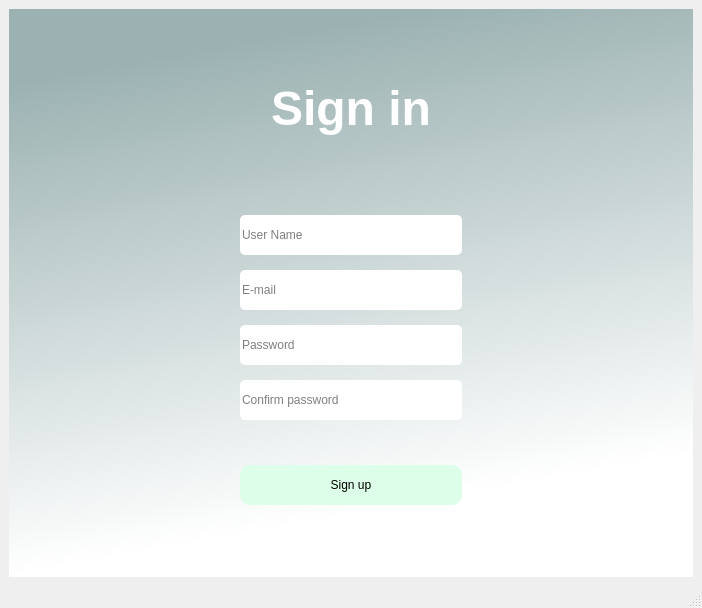
Igna11/billetera, file guicore/uis/create_user_screen.ui: the form before one commit.
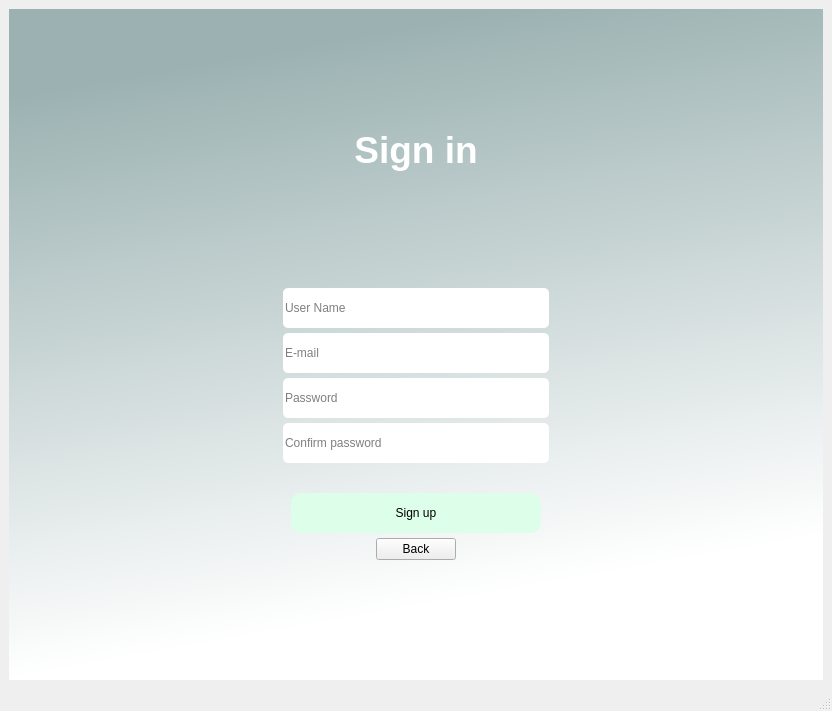
The form after the commit.

What changed in the file:
```diff
--- a/guicore/uis/create_user_screen.ui
+++ b/guicore/uis/create_user_screen.ui
@@ -6,8 +6,8 @@
    <rect>
     <x>0</x>
     <y>0</y>
-    <width>702</width>
-    <height>608</height>
+    <width>832</width>
+    <height>711</height>
    </rect>
   </property>
   <property name="windowTitle">
@@ -25,26 +25,16 @@
 background-color:qlineargradient(spread:pad, x1:0, y1:0, x2:0.207, y2:0.954545, stop:0.132159 rgba(156, 178, 178, 255), stop:1 rgba(255, 255, 255, 255))}</string>
       </property>
       <layout class="QHBoxLayout" name="horizontalLayout_3">
-       <item>
-        <spacer name="horizontalSpacer">
-         <property name="orientation">
-          <enum>Qt::Horizontal</enum>
-         </property>
-         <property name="sizeHint" stdset="0">
-          <size>
-           <width>40</width>
-           <height>20</height>
-          </size>
-         </property>
-        </spacer>
-       </item>
+       <property name="spacing">
+        <number>5</number>
+       </property>
        <item>
-        <layout class="QVBoxLayout" name="verticalLayout_2">
+        <layout class="QVBoxLayout" name="verticalLayout_2" stretch="0,0,0,0,0,0,0,0,0,0,0">
          <property name="spacing">
-          <number>15</number>
+          <number>5</number>
          </property>
          <item>
-          <spacer name="verticalSpacer_2">
+          <spacer name="verticalSpacer">
            <property name="orientation">
             <enum>Qt::Vertical</enum>
            </property>
@@ -56,21 +46,40 @@
            </property>
           </spacer>
          </item>
+         <item>
+          <layout class="QHBoxLayout" name="horizontalLayout_2">
          <item>
           <widget class="QLabel" name="label">
            <property name="text">
-            <string>&lt;html&gt;&lt;head/&gt;&lt;body&gt;&lt;p align=&quot;center&quot;&gt;&lt;span style=&quot; font-size:36pt; font-weight:600; color:#ffffff;&quot;&gt;Sign in&lt;/span&gt;&lt;/p&gt;&lt;/body&gt;&lt;/html&gt;</string>
+              <string>&lt;html&gt;&lt;head/&gt;&lt;body&gt;&lt;p align=&quot;center&quot;&gt;&lt;span style=&quot; font-size:28pt; font-weight:600; color:#ffffff;&quot;&gt;Sign in&lt;/span&gt;&lt;/p&gt;&lt;/body&gt;&lt;/html&gt;</string>
            </property>
           </widget>
          </item>
+          </layout>
+         </item>
          <item>
-          <spacer name="verticalSpacer_3">
+          <spacer name="verticalSpacer_2">
            <property name="orientation">
             <enum>Qt::Vertical</enum>
            </property>
            <property name="sizeHint" stdset="0">
             <size>
              <width>20</width>
+             <height>40</height>
+            </size>
+           </property>
+          </spacer>
+         </item>
+         <item>
+          <layout class="QHBoxLayout" name="horizontalLayout_4">
+           <item>
+            <spacer name="horizontalSpacer">
+             <property name="orientation">
+              <enum>Qt::Horizontal</enum>
+             </property>
+             <property name="sizeHint" stdset="0">
+              <size>
+               <width>40</width>
              <height>20</height>
             </size>
            </property>
@@ -80,7 +89,7 @@
           <widget class="QLineEdit" name="user_name_line">
            <property name="minimumSize">
             <size>
-             <width>0</width>
+               <width>250</width>
              <height>40</height>
             </size>
            </property>
@@ -104,10 +113,40 @@
           </widget>
          </item>
          <item>
+            <spacer name="horizontalSpacer_2">
+             <property name="orientation">
+              <enum>Qt::Horizontal</enum>
+             </property>
+             <property name="sizeHint" stdset="0">
+              <size>
+               <width>40</width>
+               <height>20</height>
+              </size>
+             </property>
+            </spacer>
+           </item>
+          </layout>
+         </item>
+         <item>
+          <layout class="QHBoxLayout" name="horizontalLayout_5">
+           <item>
+            <spacer name="horizontalSpacer_3">
+             <property name="orientation">
+              <enum>Qt::Horizontal</enum>
+             </property>
+             <property name="sizeHint" stdset="0">
+              <size>
+               <width>40</width>
+               <height>20</height>
+              </size>
+             </property>
+            </spacer>
+           </item>
+           <item>
           <widget class="QLineEdit" name="email_line">
            <property name="minimumSize">
             <size>
-             <width>0</width>
+               <width>250</width>
              <height>40</height>
             </size>
            </property>
@@ -134,10 +173,40 @@
           </widget>
          </item>
          <item>
+            <spacer name="horizontalSpacer_4">
+             <property name="orientation">
+              <enum>Qt::Horizontal</enum>
+             </property>
+             <property name="sizeHint" stdset="0">
+              <size>
+               <width>40</width>
+               <height>20</height>
+              </size>
+             </property>
+            </spacer>
+           </item>
+          </layout>
+         </item>
+         <item>
+          <layout class="QHBoxLayout" name="horizontalLayout_6">
+           <item>
+            <spacer name="horizontalSpacer_5">
+             <property name="orientation">
+              <enum>Qt::Horizontal</enum>
+             </property>
+             <property name="sizeHint" stdset="0">
+              <size>
+               <width>40</width>
+               <height>20</height>
+              </size>
+             </property>
+            </spacer>
+           </item>
+           <item>
           <widget class="QLineEdit" name="password_line">
            <property name="minimumSize">
             <size>
-             <width>0</width>
+               <width>250</width>
              <height>40</height>
             </size>
            </property>
@@ -161,10 +230,40 @@
           </widget>
          </item>
          <item>
+            <spacer name="horizontalSpacer_6">
+             <property name="orientation">
+              <enum>Qt::Horizontal</enum>
+             </property>
+             <property name="sizeHint" stdset="0">
+              <size>
+               <width>40</width>
+               <height>20</height>
+              </size>
+             </property>
+            </spacer>
+           </item>
+          </layout>
+         </item>
+         <item>
+          <layout class="QHBoxLayout" name="horizontalLayout_7">
+           <item>
+            <spacer name="horizontalSpacer_7">
+             <property name="orientation">
+              <enum>Qt::Horizontal</enum>
+             </property>
+             <property name="sizeHint" stdset="0">
+              <size>
+               <width>40</width>
+               <height>20</height>
+              </size>
+             </property>
+            </spacer>
+           </item>
+           <item>
           <widget class="QLineEdit" name="confirm_password_line">
            <property name="minimumSize">
             <size>
-             <width>0</width>
+               <width>250</width>
              <height>40</height>
             </size>
            </property>
@@ -191,10 +290,40 @@
           </widget>
          </item>
          <item>
+            <spacer name="horizontalSpacer_8">
+             <property name="orientation">
+              <enum>Qt::Horizontal</enum>
+             </property>
+             <property name="sizeHint" stdset="0">
+              <size>
+               <width>40</width>
+               <height>20</height>
+              </size>
+             </property>
+            </spacer>
+           </item>
+          </layout>
+         </item>
+         <item>
+          <layout class="QHBoxLayout" name="horizontalLayout_8">
+           <item>
+            <spacer name="horizontalSpacer_9">
+             <property name="orientation">
+              <enum>Qt::Horizontal</enum>
+             </property>
+             <property name="sizeHint" stdset="0">
+              <size>
+               <width>40</width>
+               <height>20</height>
+              </size>
+             </property>
+            </spacer>
+           </item>
+           <item>
           <widget class="QLabel" name="create_user_label">
            <property name="minimumSize">
             <size>
-             <width>0</width>
+               <width>250</width>
              <height>15</height>
             </size>
            </property>
@@ -216,10 +345,40 @@
           </widget>
          </item>
          <item>
+            <spacer name="horizontalSpacer_10">
+             <property name="orientation">
+              <enum>Qt::Horizontal</enum>
+             </property>
+             <property name="sizeHint" stdset="0">
+              <size>
+               <width>40</width>
+               <height>20</height>
+              </size>
+             </property>
+            </spacer>
+           </item>
+          </layout>
+         </item>
+         <item>
+          <layout class="QHBoxLayout" name="horizontalLayout_9">
+           <item>
+            <spacer name="horizontalSpacer_11">
+             <property name="orientation">
+              <enum>Qt::Horizontal</enum>
+             </property>
+             <property name="sizeHint" stdset="0">
+              <size>
+               <width>40</width>
+               <height>20</height>
+              </size>
+             </property>
+            </spacer>
+           </item>
+           <item>
           <widget class="QPushButton" name="signup_button">
            <property name="minimumSize">
             <size>
-             <width>0</width>
+               <width>250</width>
              <height>40</height>
             </size>
            </property>
@@ -239,7 +398,62 @@
           </widget>
          </item>
          <item>
-          <spacer name="verticalSpacer">
+            <spacer name="horizontalSpacer_12">
+             <property name="orientation">
+              <enum>Qt::Horizontal</enum>
+             </property>
+             <property name="sizeHint" stdset="0">
+              <size>
+               <width>40</width>
+               <height>20</height>
+              </size>
+             </property>
+            </spacer>
+           </item>
+          </layout>
+         </item>
+         <item>
+          <layout class="QHBoxLayout" name="horizontalLayout_10">
+           <item>
+            <spacer name="horizontalSpacer_13">
+             <property name="orientation">
+              <enum>Qt::Horizontal</enum>
+             </property>
+             <property name="sizeHint" stdset="0">
+              <size>
+               <width>40</width>
+               <height>20</height>
+              </size>
+             </property>
+            </spacer>
+           </item>
+           <item>
+            <widget class="QPushButton" name="back_button">
+             <property name="text">
+              <string>Back</string>
+             </property>
+             <property name="autoDefault">
+              <bool>true</bool>
+             </property>
+            </widget>
+           </item>
+           <item>
+            <spacer name="horizontalSpacer_14">
+             <property name="orientation">
+              <enum>Qt::Horizontal</enum>
+             </property>
+             <property name="sizeHint" stdset="0">
+              <size>
+               <width>40</width>
+               <height>20</height>
+              </size>
+             </property>
+            </spacer>
+           </item>
+          </layout>
+         </item>
+         <item>
+          <spacer name="verticalSpacer_3">
            <property name="orientation">
             <enum>Qt::Vertical</enum>
            </property>
@@ -253,19 +467,6 @@
          </item>
         </layout>
        </item>
-       <item>
-        <spacer name="horizontalSpacer_2">
-         <property name="orientation">
-          <enum>Qt::Horizontal</enum>
-         </property>
-         <property name="sizeHint" stdset="0">
-          <size>
-           <width>40</width>
-           <height>20</height>
-          </size>
-         </property>
-        </spacer>
-       </item>
       </layout>
      </widget>
     </item>
```
Left out of the diff: 2 changed lines with no effect on the pictures. Lines whose indentation alone changed are shown as unchanged.
